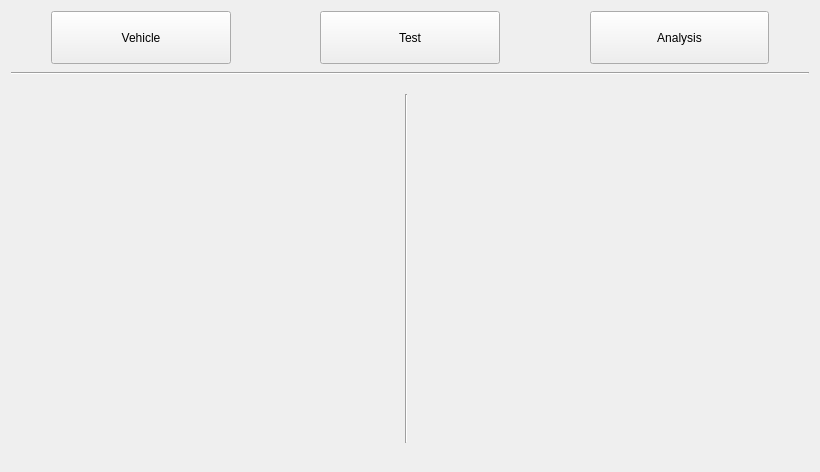
Above: mainwindow.ui from RoyJames/VisVehicle before the change. Below: the same form after it.
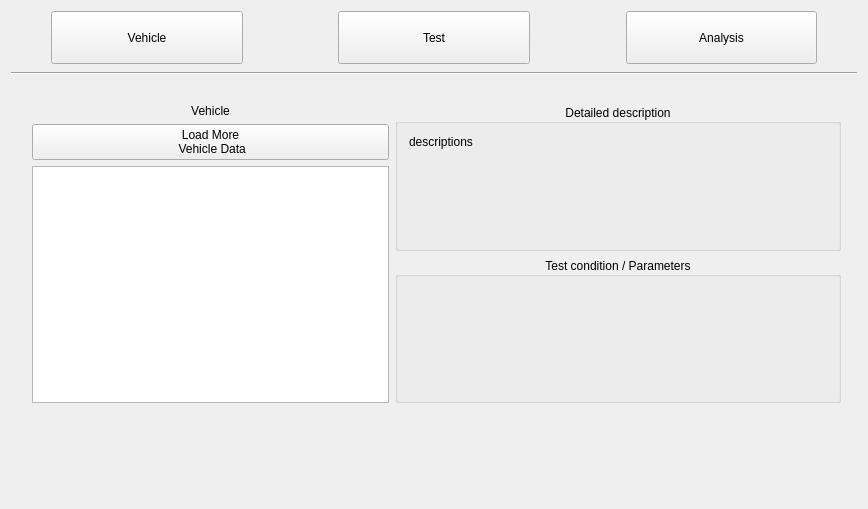
That is the form after the change.

What changed in the file:
```diff
--- a/mainwindow.ui
+++ b/mainwindow.ui
@@ -6,8 +6,8 @@
    <rect>
     <x>0</x>
     <y>0</y>
-    <width>820</width>
-    <height>472</height>
+    <width>868</width>
+    <height>509</height>
    </rect>
   </property>
   <property name="sizePolicy">
@@ -19,6 +19,9 @@
   <property name="windowTitle">
    <string>VisVehicle</string>
   </property>
+  <property name="styleSheet">
+   <string notr="true"/>
+  </property>
   <widget class="QWidget" name="centralWidget">
    <property name="sizePolicy">
     <sizepolicy hsizetype="Expanding" vsizetype="Expanding">
@@ -30,6 +33,9 @@
     <property name="sizeConstraint">
      <enum>QLayout::SetMaximumSize</enum>
     </property>
+    <property name="bottomMargin">
+     <number>50</number>
+    </property>
     <item row="0" column="0">
      <layout class="QVBoxLayout" name="verticalLayout_4" stretch="7,1,50">
       <item>
@@ -57,6 +63,9 @@
           <property name="text">
            <string>Vehicle</string>
           </property>
+          <property name="checkable">
+           <bool>false</bool>
+          </property>
          </widget>
         </item>
         <item>
@@ -83,6 +92,9 @@
           <property name="text">
            <string>Test</string>
           </property>
+          <property name="checkable">
+           <bool>false</bool>
+          </property>
          </widget>
         </item>
         <item>
@@ -109,6 +121,9 @@
           <property name="text">
            <string>Analysis</string>
           </property>
+          <property name="checkable">
+           <bool>false</bool>
+          </property>
          </widget>
         </item>
        </layout>
@@ -312,22 +327,105 @@
            <verstretch>1</verstretch>
           </sizepolicy>
          </property>
-         <widget class="QWidget" name="horizontalLayoutWidget">
+         <widget class="QWidget" name="">
           <property name="geometry">
            <rect>
-            <x>0</x>
-            <y>0</y>
-            <width>791</width>
-            <height>371</height>
+            <x>10</x>
+            <y>10</y>
+            <width>831</width>
+            <height>321</height>
            </rect>
           </property>
-          <layout class="QHBoxLayout" name="horizontalLayout_test">
+          <layout class="QHBoxLayout" name="horizontalLayout_2" stretch="4,10,5">
            <item>
-            <widget class="Line" name="line_3">
-             <property name="orientation">
-              <enum>Qt::Vertical</enum>
+            <layout class="QVBoxLayout" name="verticalLayout_vehiclelist">
+             <item>
+              <widget class="QLabel" name="label_2">
+               <property name="text">
+                <string>Vehicle</string>
+               </property>
+               <property name="alignment">
+                <set>Qt::AlignCenter</set>
+               </property>
+              </widget>
+             </item>
+             <item>
+              <widget class="QPushButton" name="pushButton_loadvehicledata">
+               <property name="text">
+                <string>Load More
+ Vehicle Data</string>
+               </property>
+              </widget>
+             </item>
+             <item>
+              <widget class="QListWidget" name="listWidget_vehiclelist"/>
+             </item>
+            </layout>
+           </item>
+           <item>
+            <layout class="QHBoxLayout" name="horizontalLayout_testcategory">
+             <property name="sizeConstraint">
+              <enum>QLayout::SetMinimumSize</enum>
              </property>
-            </widget>
+            </layout>
+           </item>
+           <item>
+            <layout class="QVBoxLayout" name="verticalLayout_descriptions" stretch="0,0">
+             <item>
+              <widget class="QGroupBox" name="groupBox_2">
+               <property name="sizePolicy">
+                <sizepolicy hsizetype="Minimum" vsizetype="Expanding">
+                 <horstretch>0</horstretch>
+                 <verstretch>0</verstretch>
+                </sizepolicy>
+               </property>
+               <property name="title">
+                <string>Detailed description</string>
+               </property>
+               <property name="alignment">
+                <set>Qt::AlignCenter</set>
+               </property>
+               <layout class="QVBoxLayout" name="verticalLayout_3">
+                <item>
+                 <widget class="QLabel" name="label_detaildescription">
+                  <property name="sizePolicy">
+                   <sizepolicy hsizetype="Minimum" vsizetype="Preferred">
+                    <horstretch>0</horstretch>
+                    <verstretch>0</verstretch>
+                   </sizepolicy>
+                  </property>
+                  <property name="text">
+                   <string>descriptions</string>
+                  </property>
+                  <property name="alignment">
+                   <set>Qt::AlignLeading|Qt::AlignLeft|Qt::AlignTop</set>
+                  </property>
+                  <property name="wordWrap">
+                   <bool>true</bool>
+                  </property>
+                 </widget>
+                </item>
+               </layout>
+              </widget>
+             </item>
+             <item>
+              <widget class="QGroupBox" name="groupBox">
+               <property name="sizePolicy">
+                <sizepolicy hsizetype="Expanding" vsizetype="Expanding">
+                 <horstretch>0</horstretch>
+                 <verstretch>0</verstretch>
+                </sizepolicy>
+               </property>
+               <property name="title">
+                <string>Test condition / Parameters</string>
+               </property>
+               <property name="alignment">
+                <set>Qt::AlignCenter</set>
+               </property>
+               <layout class="QVBoxLayout" name="verticalLayout"/>
+              </widget>
+             </item>
+            </layout>
            </item>
           </layout>
          </widget>
```
